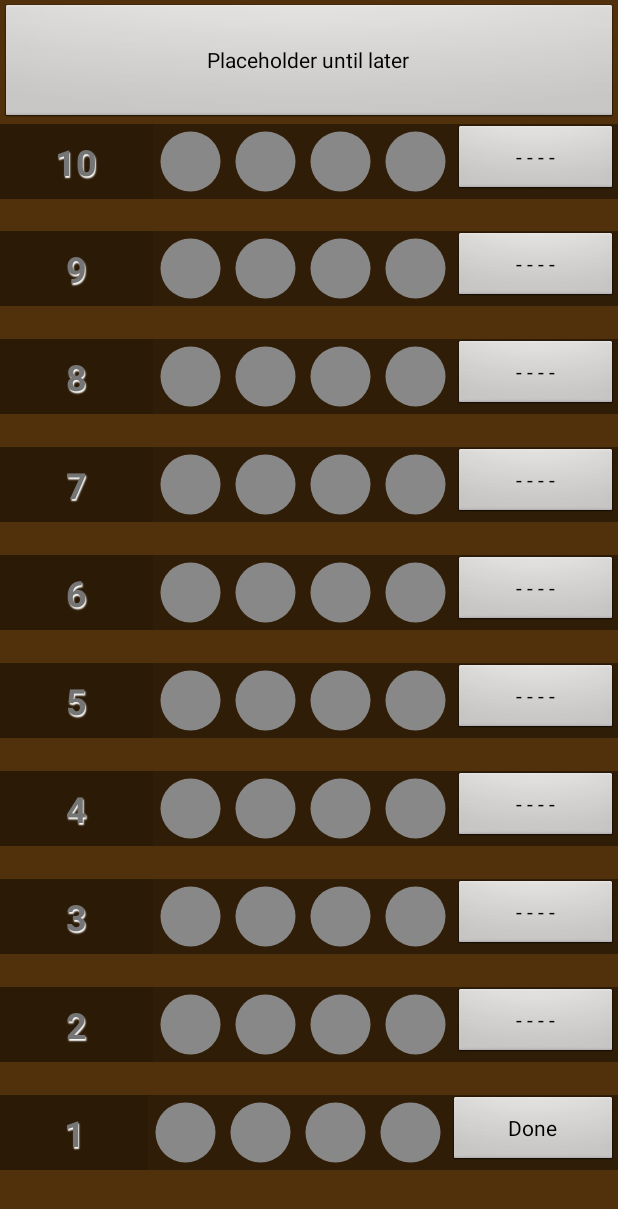
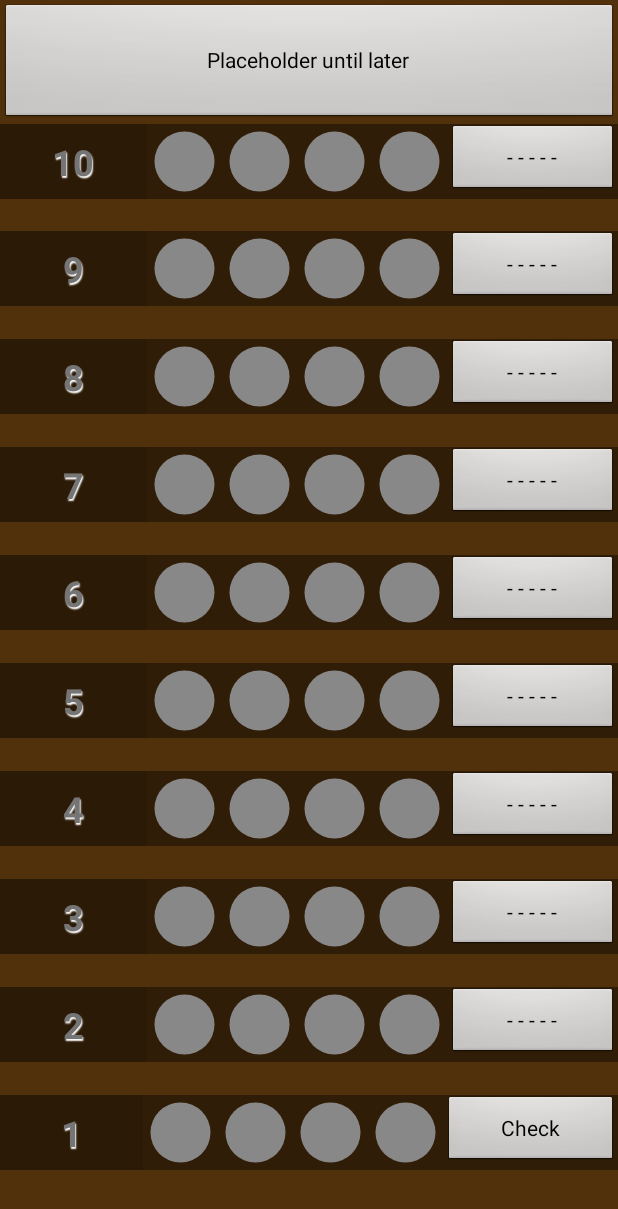
Before and after one commit to ChrisLaforet/MasterMind, an Android app: the screen it shows after launch (PlayMastermindActivity), after a tap on "Beginner 4-color/4-wells", on a phone screen of 412 x 824 dp. Shown: the top 1209 px of the screen. Run offline under Robolectric (Android 15) with nearby library versions, the phone set to English and light mode, and no system bars.

Commit message:
Added support for blind users and cleaned up prior to next development push

```diff
--- a/app/src/main/java/com/chrislaforetsoftware/mm/MainActivity.kt
+++ b/app/src/main/java/com/chrislaforetsoftware/mm/MainActivity.kt
@@ -27,18 +27,28 @@ class MainActivity : Activity() {
     }
 
     private fun prepareButtons() {
-        var button = findViewById(R.id.beginner_4by4_button) as? Button;
+        var button = findViewById(R.id.beginner_4by4_button) as? Button
         button?.setOnClickListener()  {
             startBeginner4x4Game()
         }
 
-        button = findViewById(R.id.beginner_6by4_button) as? Button;
+        button = findViewById(R.id.beginner_6by4_button) as? Button
         button?.setOnClickListener()  {
             startBeginner6x4Game()
         }
+
+        button = findViewById(R.id.regular_6by4_button) as? Button
+        button?.setOnClickListener()  {
+            startStandardGame()
+        }
+
+        button = findViewById(R.id.brainbuster_6by6_button) as? Button
+        button?.setOnClickListener()  {
+            startBrainBusterGame()
+        }
     }
 
-    fun startBeginner4x4Game() {
+    private fun startBeginner4x4Game() {
         val intent = Intent(this, PlayMastermindActivity::class.java)
         intent.putExtra(TOTAL_WELLS, 4)
         intent.putExtra(TOTAL_COLORS, 4)
@@ -46,7 +56,7 @@ class MainActivity : Activity() {
         startActivity(intent)
     }
 
-    fun startBeginner6x4Game() {
+    private fun startBeginner6x4Game() {
         val intent = Intent(this, PlayMastermindActivity::class.java)
         intent.putExtra(TOTAL_WELLS, 4)
         intent.putExtra(TOTAL_COLORS, 6)
@@ -54,7 +64,7 @@ class MainActivity : Activity() {
         startActivity(intent)
     }
 
-    fun startStandardGame() {
+    private fun startStandardGame() {
         val intent = Intent(this, PlayMastermindActivity::class.java)
         intent.putExtra(TOTAL_WELLS, 4)
         intent.putExtra(TOTAL_COLORS, 4)
@@ -62,7 +72,7 @@ class MainActivity : Activity() {
         startActivity(intent)
     }
 
-    fun startBrainBusterGame() {
+    private fun startBrainBusterGame() {
         val intent = Intent(this, PlayMastermindActivity::class.java)
         intent.putExtra(TOTAL_WELLS, 6)
         intent.putExtra(TOTAL_COLORS, 6)
--- a/app/src/main/java/com/chrislaforetsoftware/mm/board/MastermindPegHole.kt
+++ b/app/src/main/java/com/chrislaforetsoftware/mm/board/MastermindPegHole.kt
@@ -6,13 +6,15 @@ import android.graphics.Color
 import android.graphics.Paint
 import android.util.AttributeSet
 import android.view.View
+import com.chrislaforetsoftware.mm.R
+import com.chrislaforetsoftware.mm.rules.PegColor
 
 
 class MastermindPegHole(context: Context, attrs: AttributeSet?, defStyle: Int) :
         View(context, attrs, defStyle) {
 
     var colorName = "Empty"
-    var pegColor = Color.GRAY
+    var pegColor = PegColor.Clear
     var choices = 4
 
     private var defaultBoxDimension = 20
@@ -24,12 +26,26 @@ class MastermindPegHole(context: Context, attrs: AttributeSet?, defStyle: Int) :
     constructor(context: Context, attrs: AttributeSet) : this(context, attrs, 0) {}
 
     init {
-        // Load attributes
-//        val a = context.obtainStyledAttributes(
-//            attrs, R.styleable.MastermindPegHole, defStyle, 0
-//        )
+        prepareContentDescriptionFor(pegColor)
+    }
 
-//        a.recycle()
+    private fun prepareContentDescriptionFor(pegColor: PegColor) {
+        val pegIs = resources.getString(R.string.peg_is)
+        val colorPart = getColorStringFromColor(pegColor.color)
+
+        contentDescription = "$pegIs $colorPart"
+    }
+
+    private fun getColorStringFromColor(color: String): String {
+        return when(color) {
+            PegColor.Red.color -> resources.getString(R.string.red)
+            PegColor.Blue.color -> resources.getString(R.string.blue)
+            PegColor.Green.color -> resources.getString(R.string.green)
+            PegColor.Yellow.color -> resources.getString(R.string.yellow)
+            PegColor.Black.color -> resources.getString(R.string.black)
+            PegColor.White.color -> resources.getString(R.string.white)
+            else -> resources.getString(R.string.clear)
+        }
     }
 
     override fun onMeasure(widthMeasureSpec: Int, heightMeasureSpec: Int) {
@@ -50,48 +66,27 @@ class MastermindPegHole(context: Context, attrs: AttributeSet?, defStyle: Int) :
     fun setChoiceCount(choices: Int) {
         this.choices = choices
     }
-    fun setColor(colorName: String) {
-        this.colorName = colorName
-        pegColor = when (colorName) {
-            "Red" -> Color.RED
-            "Blue" -> Color.BLUE
-            "Yellow" -> Color.YELLOW
-            "Green" -> Color.GREEN
-            "Black" -> Color.BLACK
-            "White" -> Color.WHITE
-            else -> Color.GRAY
-        }
 
+    fun setColor(pegColor: PegColor) {
+        this.pegColor = pegColor
+
+        prepareContentDescriptionFor(pegColor)
         invalidate()
-    }
-
-    fun getCodeColor() : com.chrislaforetsoftware.mm.rules.PegColor? {
-        if (colorName.isEmpty()) {
-            return null
-        }
-        return com.chrislaforetsoftware.mm.rules.PegColor(colorName)
     }
 
     override fun onDraw(canvas: Canvas) {
         super.onDraw(canvas)
 
-//        val contentWidth = width - paddingLeft - paddingRight
-//        val contentHeight = height - paddingTop - paddingBottom
-
         val paint = Paint()
-        paint.setColor(pegColor)
+        paint.setColor(pegColor.getDisplayColor())
         paint.setStyle(Paint.Style.FILL)
 
-//        val cx = canvas.width.toFloat() / 2f;
-//        val cy = canvas.height.toFloat() / 2f;
         val sideMax = this.side * 0.8
         val padding = (this.side.toFloat() - sideMax) / 2f
         val radius = sideMax / 2f
         val cx = padding + radius
         val cy = padding + radius
 
-
         canvas.drawCircle(cx.toFloat(), cy.toFloat(), radius.toFloat(), paint)
- //       canvas.drawRect(Rect(0, 0, canvas.width, canvas.height), p)
     }
 }
--- a/app/src/main/java/com/chrislaforetsoftware/mm/board/MastermindPegRow.kt
+++ b/app/src/main/java/com/chrislaforetsoftware/mm/board/MastermindPegRow.kt
@@ -70,6 +70,9 @@ class MastermindPegRow(context: Context, attrs: AttributeSet?, defStyle: Int) :
 
 	fun setNumber(number: Int) {
 		this.rowNumber.text = number.toString()
+
+		val rowIs = resources.getString(R.string.row_is)
+		this.rowNumber.contentDescription = "$rowIs $number.toString()"
 	}
 
 	fun setWells(wellCount: Int) {
@@ -83,17 +86,14 @@ class MastermindPegRow(context: Context, attrs: AttributeSet?, defStyle: Int) :
 
 	fun activateRow(activate: Boolean) {
 		if (activate) {
-			this.doneButton.text = "Done"
+			this.doneButton.text = resources.getString(R.string.check_button_text)
 		}
 		this.doneButton.isClickable = activate
 	}
 
 
-	override fun handleChoice(chosenPeg: PegColor) {
-
-		Toast.makeText(this.context, "Color " + chosenPeg.toString(), Toast.LENGTH_LONG)
-
+	override fun handlePegColorChoice(activePegHole: MastermindPegHole, chosenPegColor: PegColor) {
 		popupSelector?.close()
-//		TODO("Not yet implemented")
+		activePegHole.setColor(chosenPegColor)
 	}
 }
--- a/app/src/main/res/layout/mastermind_pegrow.xml
+++ b/app/src/main/res/layout/mastermind_pegrow.xml
@@ -34,38 +34,42 @@
             android:id="@+id/peg_0"
             android:layout_width="50dp"
             android:layout_height = "50dp"
+            android:contentDescription="@string/first_peg"
             />
 
     <com.chrislaforetsoftware.mm.board.MastermindPegHole
             android:id="@+id/peg_1"
             android:layout_width="50dp"
             android:layout_height = "50dp"
+            android:contentDescription="@string/second_peg"
             />
 
     <com.chrislaforetsoftware.mm.board.MastermindPegHole
             android:id="@+id/peg_2"
             android:layout_width="50dp"
             android:layout_height = "50dp"
+            android:contentDescription="@string/third_peg"
             />
 
     <com.chrislaforetsoftware.mm.board.MastermindPegHole
             android:id="@+id/peg_3"
             android:layout_width="50dp"
             android:layout_height = "50dp"
+            android:contentDescription="@string/fourth_peg"
             />
 
     <com.chrislaforetsoftware.mm.board.MastermindPegHole
             android:id="@+id/peg_4"
             android:layout_width="50dp"
             android:layout_height = "50dp"
+            android:contentDescription="@string/fifth_peg"
             />
 
     <com.chrislaforetsoftware.mm.board.MastermindPegHole
             android:id="@+id/peg_5"
             android:layout_width="50dp"
             android:layout_height = "50dp"
-            android:text="0"
-            android:textAlignment="center"
+            android:contentDescription="@string/sixth_peg"
             />
 
     <Space
@@ -77,9 +81,10 @@
             android:id="@+id/row_done"
             android:layout_width="wrap_content"
             android:layout_height="wrap_content"
-            android:text="- - - -"
+            android:text="- - - - -"
             android:clickable="false"
             android:layout_weight="1"
+            android:contentDescription="@string/check_my_guess"
             />
 
     <EditText
@@ -98,6 +103,7 @@
             android:textSize="24sp"
             android:textStyle="bold"
             android:visibility="gone"
+            android:contentDescription="@string/black_correct"
             />
 
     <EditText
@@ -116,5 +122,6 @@
             android:textSize="24sp"
             android:textStyle="bold"
             android:visibility="gone"
+            android:contentDescription="@string/white_correct"
             />
 </LinearLayout>
--- a/app/src/main/res/values/strings.xml
+++ b/app/src/main/res/values/strings.xml
@@ -2,7 +2,35 @@
     <string name="app_name">MasterMind</string>
     <string name="title_activity_play_mastermind">Play Mastermind</string>
 
-        <string name="dummy_button">Dummy Button</string>
-        <string name="dummy_content">DUMMY\nCONTENT</string>
+	<string name="select_red">Select red</string>
+	<string name="select_blue">Select blue</string>
+	<string name="select_green">Select green</string>
+	<string name="select_yellow">Select yellow</string>
+	<string name="select_black">Select black</string>
+	<string name="select_white">Select white</string>
+	<string name="select_no_color">Remove selected color</string>
+
+	<string name="first_peg">First peg</string>
+	<string name="second_peg">Second peg</string>
+	<string name="third_peg">Third peg</string>
+	<string name="fourth_peg">Fourth peg</string>
+	<string name="fifth_peg">Fifth peg</string>
+	<string name="sixth_peg">Sixth peg</string>
+
+	<string name="check_button_text">Check</string>
+
+	<string name="row_is">row is</string>
+	<string name="peg_is">peg is </string>
+
+	<string name="red">red</string>
+	<string name="blue">blue</string>
+	<string name="green">green</string>
+	<string name="yellow">yellow</string>
+	<string name="black">black</string>
+	<string name="white">white</string>
+	<string name="clear">clear</string>
+	<string name="check_my_guess">Check my guess</string>
+	<string name="black_correct">Correct colors in correct place</string>
+	<string name="white_correct">Correct pegs in wrong place</string>
 
 </resources>
```
Also changed, not shown: app/src/main/java/com/chrislaforetsoftware/mm/board/MastermindSelector.kt (+23 -23 lines), app/src/main/res/layout/mastermind_selector.xml (+20 -13 lines).
